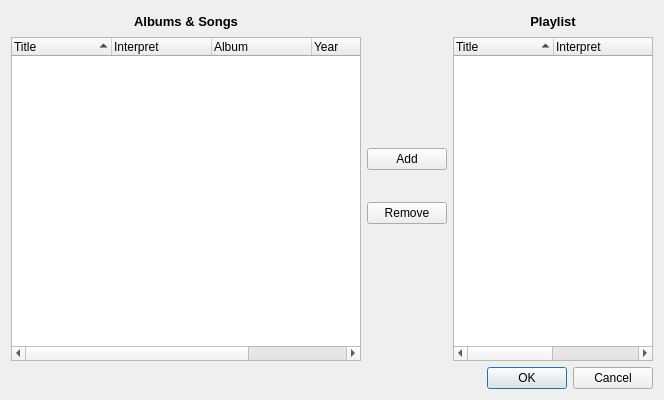
The window that dialogeditplaylist.ui (CermakM/MediaPlayer) describes before a commit, drawn with Qt 5.
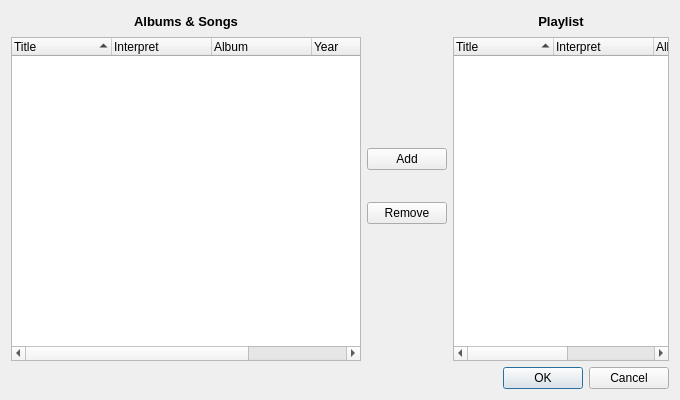
The same window after the commit.

What changed in the file:
```diff
--- a/dialogeditplaylist.ui
+++ b/dialogeditplaylist.ui
@@ -6,7 +6,7 @@
    <rect>
     <x>0</x>
     <y>0</y>
-    <width>640</width>
+    <width>680</width>
     <height>400</height>
    </rect>
   </property>
```
Left out of the diff: 12 changed lines with no effect on the pictures.
